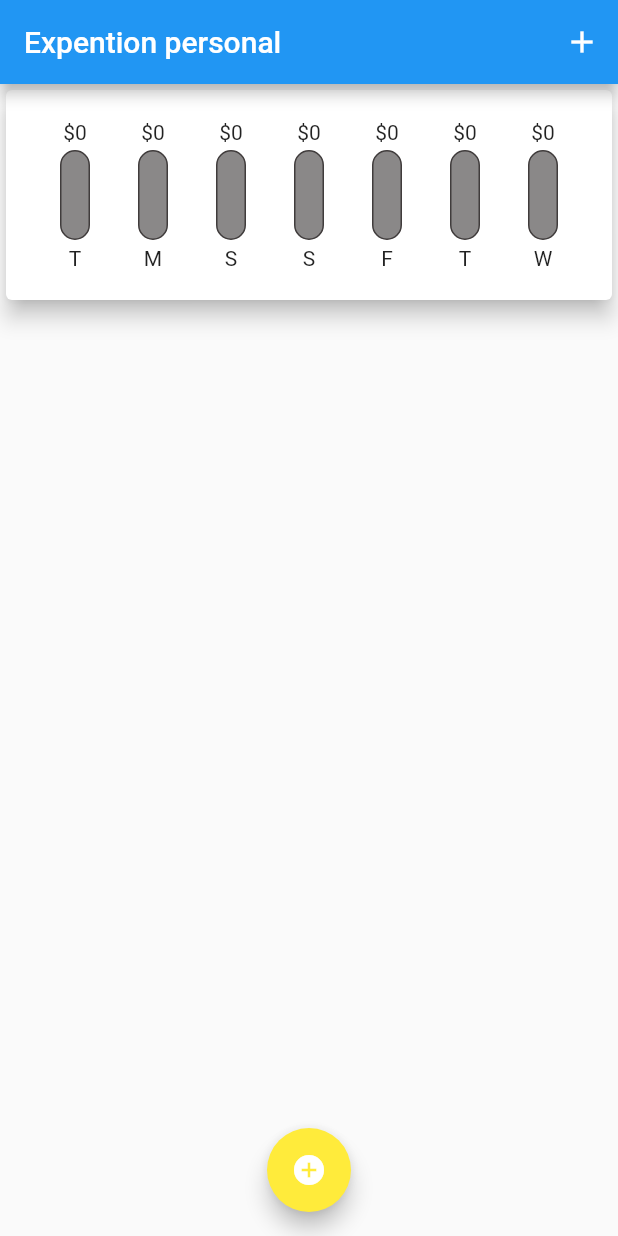
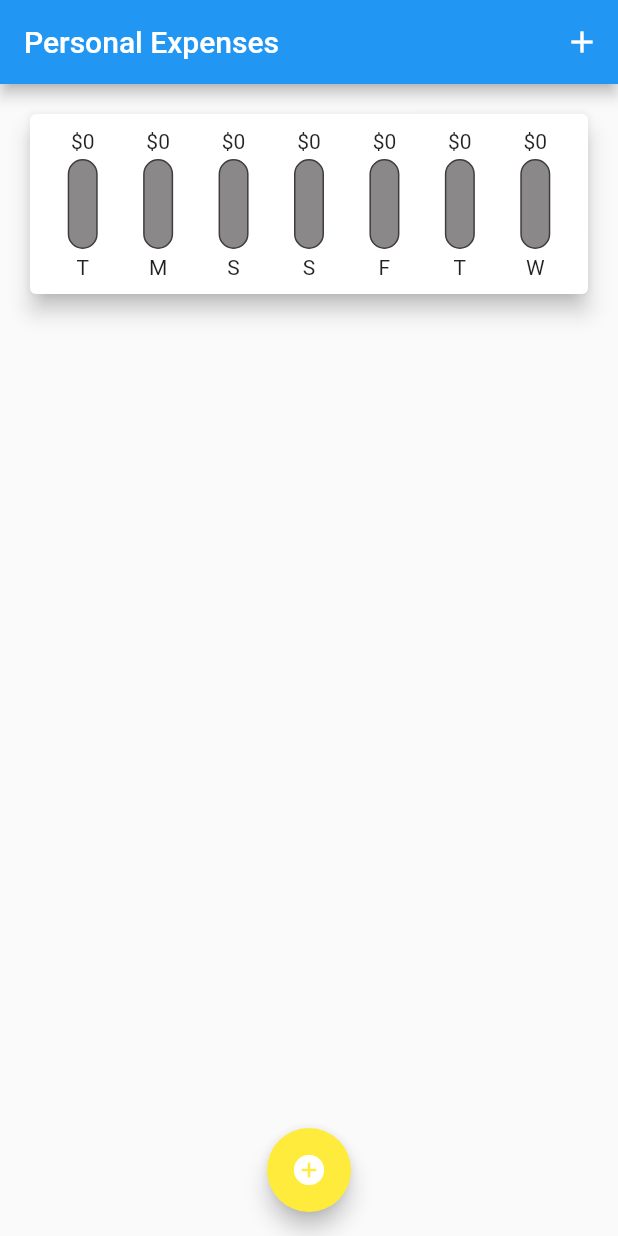
Before and after one commit to Tota6/expensess_personal, a Flutter app: the screen it shows after launch, on a phone screen of 412 x 824 dp. Run offline on Flutter 3.47's test engine with Material 2 defaults, Android fonts, the phone set to English and light mode, and no system bars.

Commit message:
display  the chart bar diagram and edit the error of the dicoration box

```diff
--- a/lib/main.dart
+++ b/lib/main.dart
@@ -91,21 +91,24 @@ class _MyHomePageState extends State<MyHomePage> {
   Widget build(BuildContext context) {
     return Scaffold(
       appBar: AppBar(
-        title: const Text("Expention personal"),
+        title: const Text(
+          'Personal Expenses',
+        ),
         actions: <Widget>[
           IconButton(
-              onPressed: () => _startAddTransaction(context),
-              icon: const Icon(Icons.add))
+            icon: const Icon(Icons.add),
+            onPressed: () => _startAddTransaction(context),
+          ),
         ],
       ),
       body: SingleChildScrollView(
         child: Column(
-            // mainAxisAlignment: MainAxisAlignment.spaceAround,
-            crossAxisAlignment: CrossAxisAlignment.stretch,
-            children: <Widget>[
-              Chart(_recentTransactions),
-              TransactionList(_userTransaction)
-            ]),
+          crossAxisAlignment: CrossAxisAlignment.stretch,
+          children: <Widget>[
+            Chart(_recentTransactions),
+            TransactionList(_userTransaction),
+          ],
+        ),
       ),
       floatingActionButtonLocation: FloatingActionButtonLocation.centerFloat,
       floatingActionButton: FloatingActionButton(
--- a/lib/widgets/chart.dart
+++ b/lib/widgets/chart.dart
@@ -43,9 +43,12 @@ class Chart extends StatelessWidget {
     // print(groupedTransactionValues);
     return Card(
       elevation: 6,
-      child: Padding(
-        padding: EdgeInsets.all(20),
+      // child: Padding(
+      margin: EdgeInsets.all(20),
+      child: Container(
+        padding: EdgeInsets.all(10),
         child: Row(
+          mainAxisAlignment: MainAxisAlignment.spaceAround,
           children: groupedTransactionValues.map((data) {
             return Flexible(
               fit: FlexFit.tight,
@@ -58,6 +61,7 @@ class Chart extends StatelessWidget {
             );
           }).toList(),
         ),
+        // ),
       ),
     );
   }
--- a/lib/widgets/chart_bar.dart
+++ b/lib/widgets/chart_bar.dart
@@ -11,7 +11,7 @@ class ChartBar extends StatelessWidget {
   Widget build(BuildContext context) {
     return Column(
       children: <Widget>[
-        Text('\$${spendingAmount.toStringAsFixed(0)}'),
+        FittedBox(child: Text('\$${spendingAmount.toStringAsFixed(0)}')),
         const SizedBox(
           height: 4,
         ),
@@ -27,15 +27,15 @@ class ChartBar extends StatelessWidget {
                           width: 1.0),
                       color: Color.fromARGB(255, 138, 136, 136),
                       borderRadius: BorderRadius.circular(20))),
+              FractionallySizedBox(
+                heightFactor: spendingPercentOfTotal,
+                child: Container(
+                  decoration: BoxDecoration(
+                      color: Theme.of(context).primaryColor,
+                      borderRadius: BorderRadius.circular(20)),
+                ),
+              ),
             ],
-          ),
-        ),
-        FractionallySizedBox(
-          heightFactor: spendingPercentOfTotal,
-          child: Container(
-            decoration: BoxDecoration(
-                color: Theme.of(context).primaryColor,
-                borderRadius: BorderRadius.circular(20)),
           ),
         ),
         const SizedBox(
```
